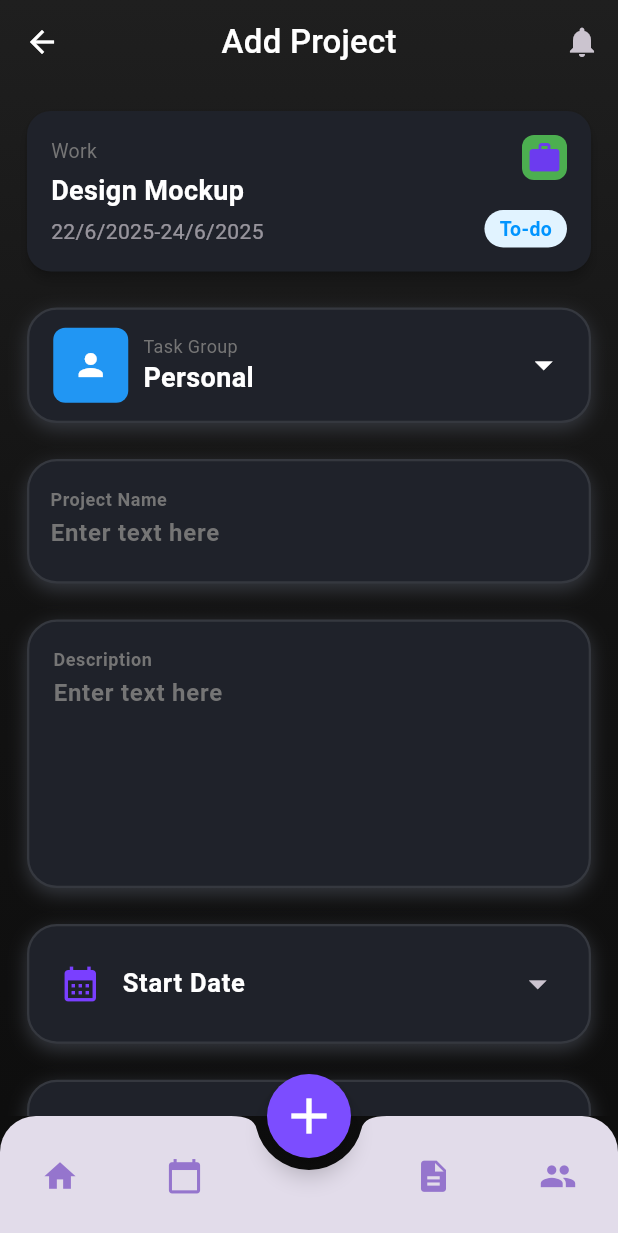
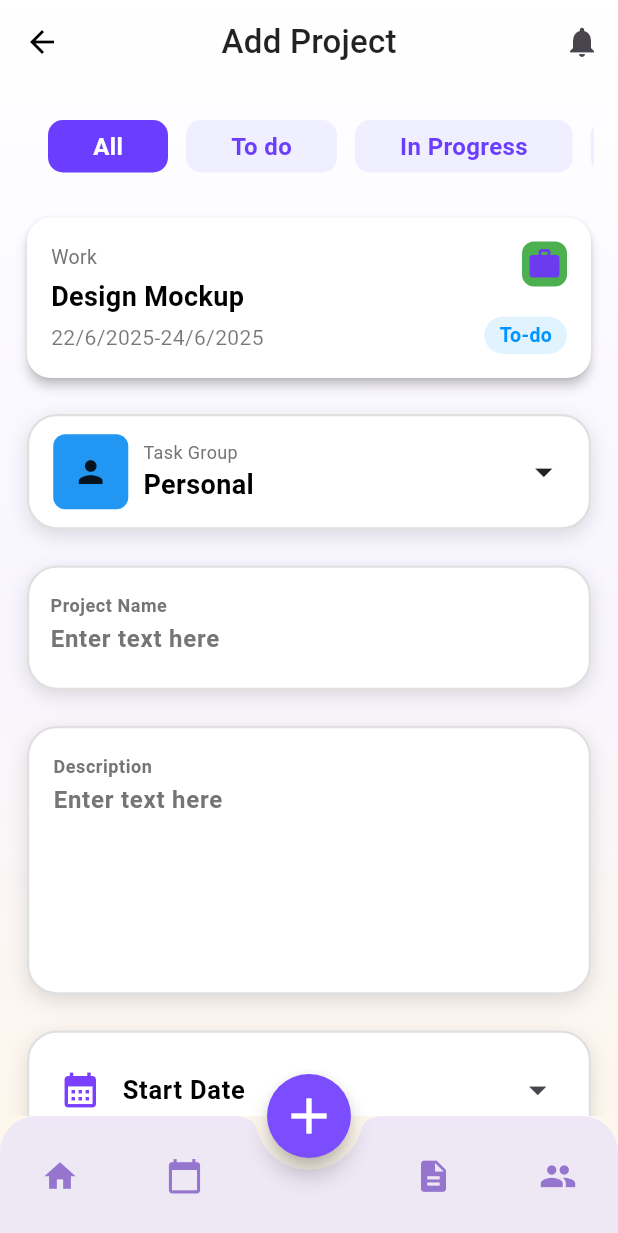
Before and after one commit to LucHo251025/Task-Manager-App, a Flutter app: the screen it shows after launch, on a phone screen of 412 x 824 dp. Shown: the top 1233 px of the screen. Run offline on Flutter 3.47's test engine with Material 3 defaults, Android fonts, the phone set to English and light mode, and no system bars; our stand-ins replace flutter_bloc, font_awesome_flutter; Roboto replaces fonts that are missing (Urbanist).

Commit message:
ui:statustabbar

```diff
--- a/lib/features/task/presentation/pages/add_project_screen.dart
+++ b/lib/features/task/presentation/pages/add_project_screen.dart
@@ -3,6 +3,7 @@ import 'package:task_manager_app/features/task/domain/entities/project_entity.da
 import 'package:task_manager_app/features/task/domain/entities/task_entity.dart';
 import 'package:task_manager_app/features/task/domain/entities/task_group_entity.dart';
 import 'package:task_manager_app/features/task/presentation/widgets/select_date.dart';
+import 'package:task_manager_app/features/task/presentation/widgets/status_tabbar.dart';
 import 'package:task_manager_app/features/task/presentation/widgets/task_card.dart';
 import 'package:task_manager_app/features/task/presentation/widgets/task_group_card.dart';
 import 'package:font_awesome_flutter/font_awesome_flutter.dart';
@@ -83,6 +84,15 @@ class _AddProjectScreenState extends State<AddProjectScreen> {
               padding: const EdgeInsets.all(16.0),
               child: Column(
                 children: [
+                  StatusTabBar(
+                    onTabSelected: (tab) {
+                      print('Selected: $tab');
+                      // TODO: Filter task list based on tab
+                    },
+                  ),
+                  SizedBox(
+                    height: 20,
+                  ),
                   TaskCard(
                     task: TaskEntity(
                       id: "1",
--- /dev/null
+++ b/lib/features/task/presentation/widgets/status_tabbar.dart
@@ -0,0 +1,57 @@
+import 'package:flutter/material.dart';
+
+class StatusTabBar extends StatefulWidget {
+  final Function(int index) onTabSelected;
+
+  const StatusTabBar({
+    Key? key,
+    required this.onTabSelected,
+  }) : super(key: key);
+
+  @override
+  State<StatefulWidget> createState() => _StatusTabBarState();
+}
+
+class _StatusTabBarState extends State<StatusTabBar> {
+  final List<String> tabs = ['All', 'To do', 'In Progress', 'Completed'];
+  String selectedTab = 'All';
+
+  @override
+  Widget build(BuildContext context) {
+    final theme = Theme.of(context);
+    return  SingleChildScrollView(
+      scrollDirection: Axis.horizontal,
+      padding: const EdgeInsets.symmetric(horizontal: 16, vertical: 8),
+      child: Row(
+        children: tabs.map((tab) {
+          final isSelected = tab == selectedTab ;
+          return GestureDetector(
+            onTap: () {
+              setState(() {
+                selectedTab = tab;
+              });
+              widget.onTabSelected(tabs.indexOf(tab));
+            },
+            child:Container(
+              margin: const EdgeInsets.only(right: 12),
+              padding: const EdgeInsets.symmetric(horizontal: 30, vertical: 6),
+              decoration: BoxDecoration(
+                color: isSelected ? const Color(0xFF6B3EFF) : const Color(0xFFF0EFFF),
+                borderRadius: BorderRadius.circular(10),
+              ),
+              child: Text(
+                tab,
+                style: TextStyle(
+                  color: isSelected ? Colors.white : const Color(0xFF6B3EFF),
+                  fontSize: 16,
+                  fontWeight: FontWeight.bold,
+                ),
+              ),
+            ),
+          );
+        }).toList(),
+      ),
+    );
+
+  }
+}
--- a/lib/main.dart
+++ b/lib/main.dart
@@ -122,7 +122,7 @@ class MyApp extends StatelessWidget {
   Widget build(BuildContext context) {
     return MaterialApp(
       title: 'Flutter Demo',
-      theme: darkTheme,
+      theme: lightTheme,
       darkTheme: darkTheme,
       themeMode: ThemeMode.system,
       home: const AppWrapper(),
```
